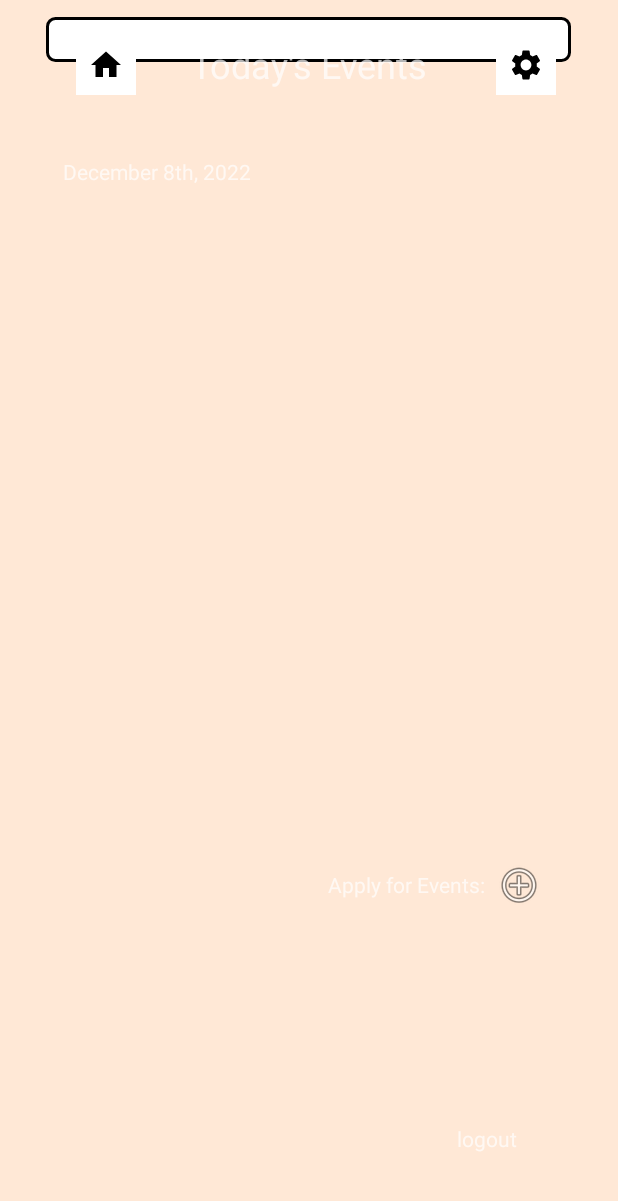
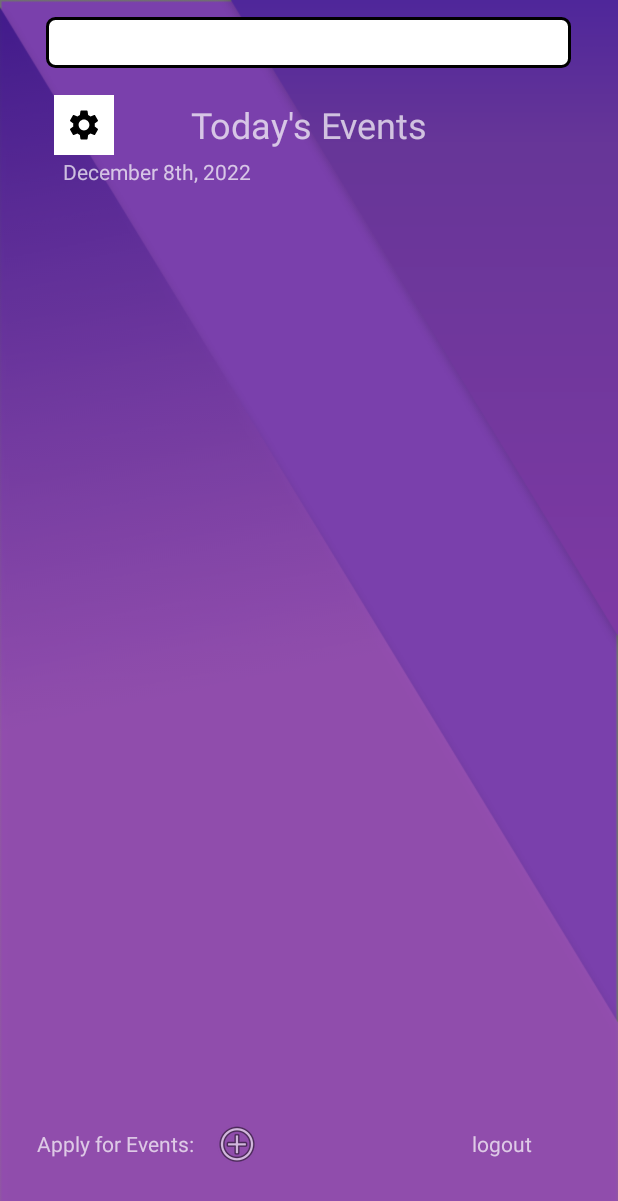
Before and after one commit to yohanyou/BilkentEvents, an Android app: the layout home_page.xml on its own in the app's theme, with its tools: preview values and no code run, on a phone screen of 412 x 824 dp. Shown: the top 1201 px of the screen. Run offline under Robolectric (Android 15) with nearby library versions, the phone set to English and light mode, and no system bars.

Commit message:
Get It Kenan Cim

```diff
--- a/app/src/main/AndroidManifest.xml
+++ b/app/src/main/AndroidManifest.xml
@@ -54,6 +54,7 @@
             android:name=".intro"
             android:exported="true">
             <intent-filter>
+                <action android:name="android.intent.action.MAIN" />
                 <category android:name="android.intent.category.LAUNCHER" />
             </intent-filter>
         </activity> <!-- declaring the intent for settings -->
@@ -75,7 +76,6 @@
             android:name=".create_events"
             android:exported="true">
             <intent-filter>
-                <action android:name="android.intent.action.MAIN" />
                 <category android:name="android.intent.category.LAUNCHER" />
             </intent-filter>
         </activity>
--- a/app/src/main/java/com/renaissance/bileve/loginPage.java
+++ b/app/src/main/java/com/renaissance/bileve/loginPage.java
@@ -37,7 +37,7 @@ public class loginPage extends AppCompatActivity {
         forgot_password.setOnClickListener(new View.OnClickListener() {
             @Override
             public void onClick(View v) {
-                Intent intent = new Intent(loginPage.this,forgetPassword.class);
+                Intent intent = new Intent(loginPage.this,changePassword.class);
                 startActivity(intent);
             }
         });
--- a/app/src/main/res/layout/home_page.xml
+++ b/app/src/main/res/layout/home_page.xml
@@ -4,7 +4,7 @@
     xmlns:tools="http://schemas.android.com/tools"
     android:layout_width="match_parent"
     android:layout_height="match_parent"
-    android:background="@color/beige"
+    android:background="@drawable/background_page"
     tools:context=".homePage">
 
     <TextView
@@ -21,20 +21,6 @@
         app:layout_constraintTop_toTopOf="parent"
         app:layout_constraintVertical_bias="0.016" />
 
-    <ImageButton
-        android:id="@+id/imageButton"
-        android:layout_width="40dp"
-        android:layout_height="40dp"
-        android:adjustViewBounds="true"
-        android:background="#FFFFFF"
-        android:scaleType="centerInside"
-        app:layout_constraintBottom_toBottomOf="parent"
-        app:layout_constraintEnd_toEndOf="parent"
-        app:layout_constraintHorizontal_bias="0.137"
-        app:layout_constraintStart_toStartOf="parent"
-        app:layout_constraintTop_toTopOf="parent"
-        app:layout_constraintVertical_bias="0.03"
-        app:srcCompat="@drawable/home" />
 
     <TextView
         android:id="@+id/todaysEvents"
@@ -48,8 +34,7 @@
         app:layout_constraintEnd_toEndOf="parent"
         app:layout_constraintStart_toStartOf="parent"
         app:layout_constraintTop_toTopOf="parent"
-        app:layout_constraintVertical_bias="0.03" />
-
+        app:layout_constraintVertical_bias="0.081" />
 
     <ImageButton
         android:id="@+id/settings"
@@ -61,12 +46,11 @@
         android:scaleType="centerInside"
         app:layout_constraintBottom_toBottomOf="parent"
         app:layout_constraintEnd_toEndOf="parent"
-        app:layout_constraintHorizontal_bias="0.889"
+        app:layout_constraintHorizontal_bias="0.096"
         app:layout_constraintStart_toStartOf="parent"
         app:layout_constraintTop_toTopOf="parent"
-        app:layout_constraintVertical_bias="0.03"
+        app:layout_constraintVertical_bias="0.081"
         app:srcCompat="@drawable/setting" />
-
 
     <TextView
         android:id="@+id/todaysDate"
@@ -87,10 +71,10 @@
         android:background="@null"
         app:layout_constraintBottom_toBottomOf="parent"
         app:layout_constraintEnd_toEndOf="parent"
-        app:layout_constraintHorizontal_bias="0.866"
+        app:layout_constraintHorizontal_bias="0.374"
         app:layout_constraintStart_toStartOf="parent"
         app:layout_constraintTop_toTopOf="parent"
-        app:layout_constraintVertical_bias="0.724"
+        app:layout_constraintVertical_bias="0.941"
         app:srcCompat="@android:drawable/ic_menu_add" />
 
     <TextView
@@ -102,10 +86,10 @@
         android:textAlignment="center"
         app:layout_constraintBottom_toBottomOf="parent"
         app:layout_constraintEnd_toEndOf="parent"
-        app:layout_constraintHorizontal_bias="0.721"
+        app:layout_constraintHorizontal_bias="0.058"
         app:layout_constraintStart_toStartOf="parent"
         app:layout_constraintTop_toTopOf="parent"
-        app:layout_constraintVertical_bias="0.724" />
+        app:layout_constraintVertical_bias="0.941" />
 
     <TextView
         android:id="@+id/logout"
@@ -116,10 +100,10 @@
         android:textAlignment="center"
         app:layout_constraintBottom_toBottomOf="parent"
         app:layout_constraintEnd_toEndOf="parent"
-        app:layout_constraintHorizontal_bias="0.907"
+        app:layout_constraintHorizontal_bias="0.941"
         app:layout_constraintStart_toStartOf="parent"
         app:layout_constraintTop_toTopOf="parent"
-        app:layout_constraintVertical_bias="0.937" />
+        app:layout_constraintVertical_bias="0.941" />
 
     <TextView
         android:id="@+id/exampleEvents"
@@ -135,9 +119,11 @@
 
     <androidx.recyclerview.widget.RecyclerView
         android:id="@+id/recyclerView2"
-        android:layout_width="0dp"
-        android:layout_height="628dp"
+        android:layout_width="397dp"
+        android:layout_height="540dp"
+        android:layout_marginTop="4dp"
         app:layout_constraintEnd_toEndOf="parent"
+        app:layout_constraintHorizontal_bias="0.571"
         app:layout_constraintStart_toStartOf="parent"
         app:layout_constraintTop_toTopOf="@+id/exampleEvents" />
 
```
Also changed, not shown: app/src/main/res/layout/activity_register.xml (+4 -6 lines), app/src/main/res/layout/create_events.xml (+6 -3 lines).
